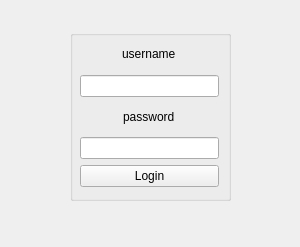
Above: client/login.ui from SimoneDutto/CollaborativeEditor before the change. Below: the same form after it.
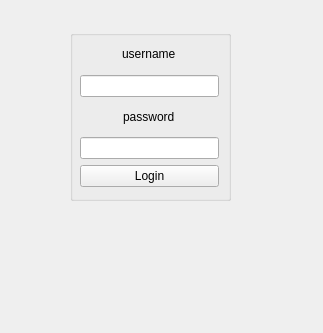
That is the form after the change.

Diff of the .ui file:
```diff
--- a/client/login.ui
+++ b/client/login.ui
@@ -6,8 +6,8 @@
    <rect>
     <x>0</x>
     <y>0</y>
-    <width>300</width>
-    <height>247</height>
+    <width>323</width>
+    <height>333</height>
    </rect>
   </property>
   <property name="windowTitle">
```
Left out of the diff: 4 changed lines with no effect on the pictures.
